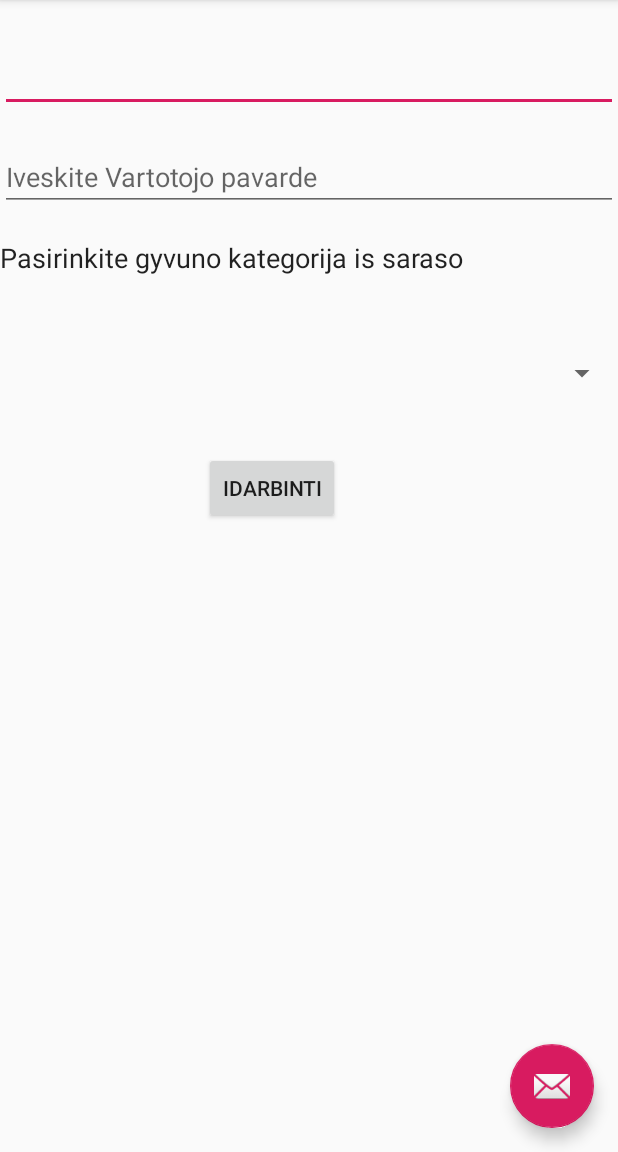
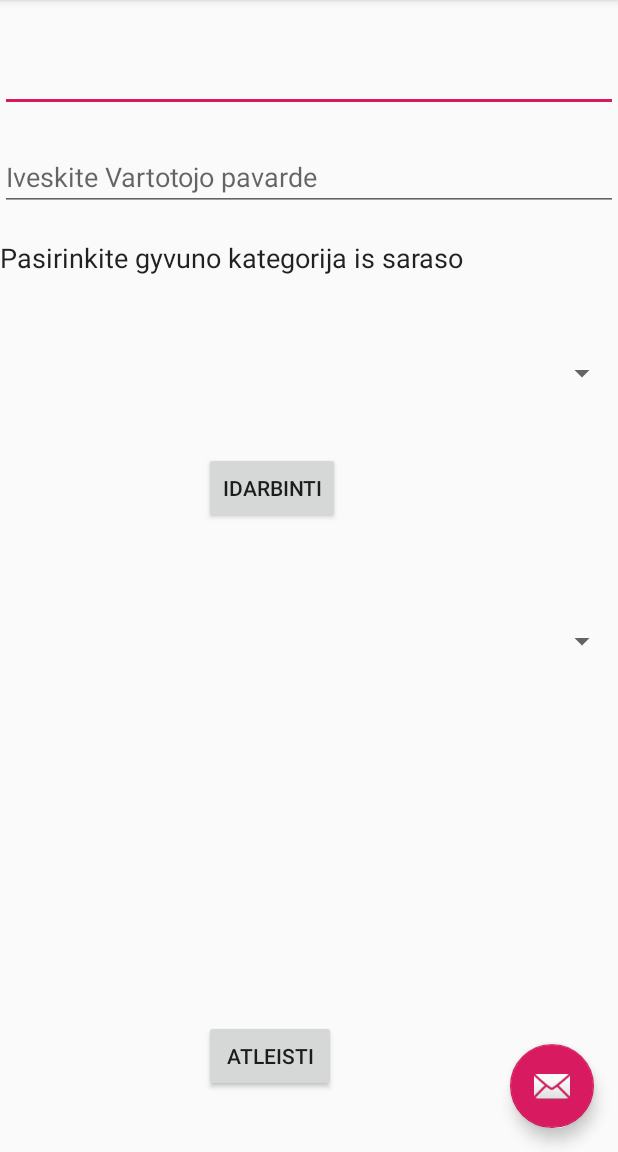
Before and after one commit to rolaxxxx/java, an Android app: the screen it shows after launch (MainActivity), in the side drawer, after a tap on "DarbuotojuValdymas", on a phone screen of 412 x 824 dp, the part 84-1236 px from its top. Run offline under Robolectric (Android 15) with nearby library versions, the phone set to English and light mode, and no system bars; our stand-ins replace Room's generated code.

Commit message:
updated app

```diff
--- a/ZooSodas/app/src/main/java/com/ulevicius/rolandas/zoosodas/Darbuotojas.java
+++ b/ZooSodas/app/src/main/java/com/ulevicius/rolandas/zoosodas/Darbuotojas.java
@@ -1,12 +1,25 @@
 package com.ulevicius.rolandas.zoosodas;
 
+import android.arch.persistence.room.ColumnInfo;
+import android.arch.persistence.room.Entity;
+import android.arch.persistence.room.PrimaryKey;
+
+import java.io.Serializable;
 import java.util.ArrayList;
+@Entity
+public class Darbuotojas implements Serializable {
+             @PrimaryKey(autoGenerate = true)
+             public int uid;
 
-public class Darbuotojas {
+             @ColumnInfo(name = "DarbuotojoVardas")
             String vardas;
+             @ColumnInfo(name = "DarbuotojoPavarde")
             String pavarde;
+             @ColumnInfo(name = "PriskirtaKategorija")
             String priskirtaKategorija;
+             @ColumnInfo(name = "PriskirtosUzduotys")
             ArrayList<String> priskirtosUzduotys;
+
     public String toString() {
         return String.format(" %s  %s  %s " ,vardas, pavarde, priskirtaKategorija);
     }
--- a/ZooSodas/app/src/main/java/com/ulevicius/rolandas/zoosodas/DarbuotojuValdymas.java
+++ b/ZooSodas/app/src/main/java/com/ulevicius/rolandas/zoosodas/DarbuotojuValdymas.java
@@ -70,6 +70,12 @@ public class DarbuotojuValdymas extends Fragment  implements AdapterView.OnItemS
             spinner.setOnItemSelectedListener(this);
             spinner.setAdapter(adapter);
 
+        Spinner spinner2 = myView.findViewById(R.id.Darbuotojai);
+        ArrayAdapter adapter2 = new ArrayAdapter<>(getActivity().getBaseContext(), android.R.layout.simple_list_item_1,darbuotojai);
+        adapter2.setDropDownViewResource(android.R.layout.simple_spinner_dropdown_item);
+        spinner2.setOnItemSelectedListener(this);
+        spinner2.setAdapter(adapter2);
+
 
         return myView;
 
@@ -80,6 +86,7 @@ public class DarbuotojuValdymas extends Fragment  implements AdapterView.OnItemS
         String text = adapterView.getItemAtPosition(i).toString();
         Toast.makeText(adapterView.getContext(), "pasirinktas itemas " + text, Toast.LENGTH_SHORT).show();
         Button button = (Button) myView.findViewById(R.id.Idarbinti_Darbuotoja);
+        Button button2 =(Button) myView.findViewById(R.id.DarbuotojuAtleidimas);
 
         button.setOnClickListener(new View.OnClickListener(){
             @Override
@@ -94,7 +101,13 @@ public class DarbuotojuValdymas extends Fragment  implements AdapterView.OnItemS
                 tempdarbuotojas.pavarde=getPavarde;
                 tempdarbuotojas.priskirtaKategorija=getKategorija;
                 darbuotojai.add(tempdarbuotojas);
-                Toast.makeText(getActivity().getBaseContext(), "Darbuotojas idarbintas " , Toast.LENGTH_LONG).show();
+               // Toast.makeText(getActivity().getBaseContext(), "Darbuotojas idarbintas " , Toast.LENGTH_LONG).show();
+            }
+        });
+        button2.setOnClickListener(new View.OnClickListener(){
+            @Override
+            public void onClick(View v) {
+                darbuotojai.remove(i);
             }
         });
 
--- a/ZooSodas/app/src/main/java/com/ulevicius/rolandas/zoosodas/GyvunasDao.java
+++ b/ZooSodas/app/src/main/java/com/ulevicius/rolandas/zoosodas/GyvunasDao.java
@@ -14,7 +14,7 @@ public interface GyvunasDao {
     List<String> Kategorija();
 
     @Query("SELECT * FROM gyvunas")
-    List<Gyvunas> getGyvunai();
+     List<Gyvunas> getGyvunai();
 
     @Query("SELECT * FROM gyvunas WHERE uid IN (:gyvunaiIds)")
     List<Gyvunas> loadAllByIds(int[] gyvunaiIds);
--- a/ZooSodas/app/src/main/java/com/ulevicius/rolandas/zoosodas/UzduociuRodymas.java
+++ b/ZooSodas/app/src/main/java/com/ulevicius/rolandas/zoosodas/UzduociuRodymas.java
@@ -50,7 +50,7 @@ public class UzduociuRodymas extends Fragment implements AdapterView.OnItemSelec
             });
             index++;
             btn.setText("Patvirtinti Uzduoti");
-
+            btn2.setText("Istrinti uzduoti");
             sc.addView(view);
 
         }
--- a/ZooSodas/app/src/main/res/layout/first_layout.xml
+++ b/ZooSodas/app/src/main/res/layout/first_layout.xml
@@ -61,6 +61,21 @@
         android:text="Gyvunai"
         android:textColor="#000000" />
 
+    <Spinner
+        android:id="@+id/Darbuotojai"
+        android:layout_width="match_parent"
+        android:layout_height="43dp"
+        android:layout_alignParentStart="true"
+
+        android:layout_alignParentLeft="true"
+        android:layout_alignParentTop="true"
+        android:layout_marginStart="0dp"
+        android:layout_marginLeft="0dp"
+        android:layout_marginTop="406dp"
+        android:padding="8dp"
+        android:text="Darbuotojai"
+        android:textColor="#000000" />
+
     <TextView
         android:id="@+id/textView5"
         android:layout_width="match_parent"
@@ -74,5 +89,14 @@
         android:layout_alignParentLeft="true"
         android:layout_marginLeft="0dp" />
 
+    <Button
+        android:id="@+id/DarbuotojuAtleidimas"
+        android:layout_width="wrap_content"
+        android:layout_height="wrap_content"
+        android:layout_alignStart="@+id/Idarbinti_Darbuotoja"
+        android:layout_alignParentBottom="true"
+        android:layout_marginBottom="40dp"
+        android:text="Atleisti" />
+
 
 </RelativeLayout>
```
Also changed, not shown: ZooSodas/app/src/main/java/com/ulevicius/rolandas/zoosodas/DarbuotojaiIrUzduotysDatabase.java (added, +10 -0 lines), ZooSodas/app/src/main/java/com/ulevicius/rolandas/zoosodas/DarbuotojasDao.java (added, +25 -0 lines), ZooSodas/app/src/main/java/com/ulevicius/rolandas/zoosodas/DarbuotojasDatabase.java (added, +9 -0 lines), ZooSodas/app/src/main/java/com/ulevicius/rolandas/zoosodas/Uzduotis.java (+14 -0 lines), ZooSodas/app/src/main/java/com/ulevicius/rolandas/zoosodas/UzduotisDao.java (added, +26 -0 lines), ZooSodas/app/src/main/java/com/ulevicius/rolandas/zoosodas/UzduotisDatabase.java (added, +9 -0 lines), ZooSodas/app/src/main/java/com/ulevicius/rolandas/zoosodas/UzduotysIrDarbininkai.java (added, +21 -0 lines), ZooSodas/app/src/main/java/com/ulevicius/rolandas/zoosodas/UzduotysIrDarbuotojai.java (added, +19 -0 lines).
